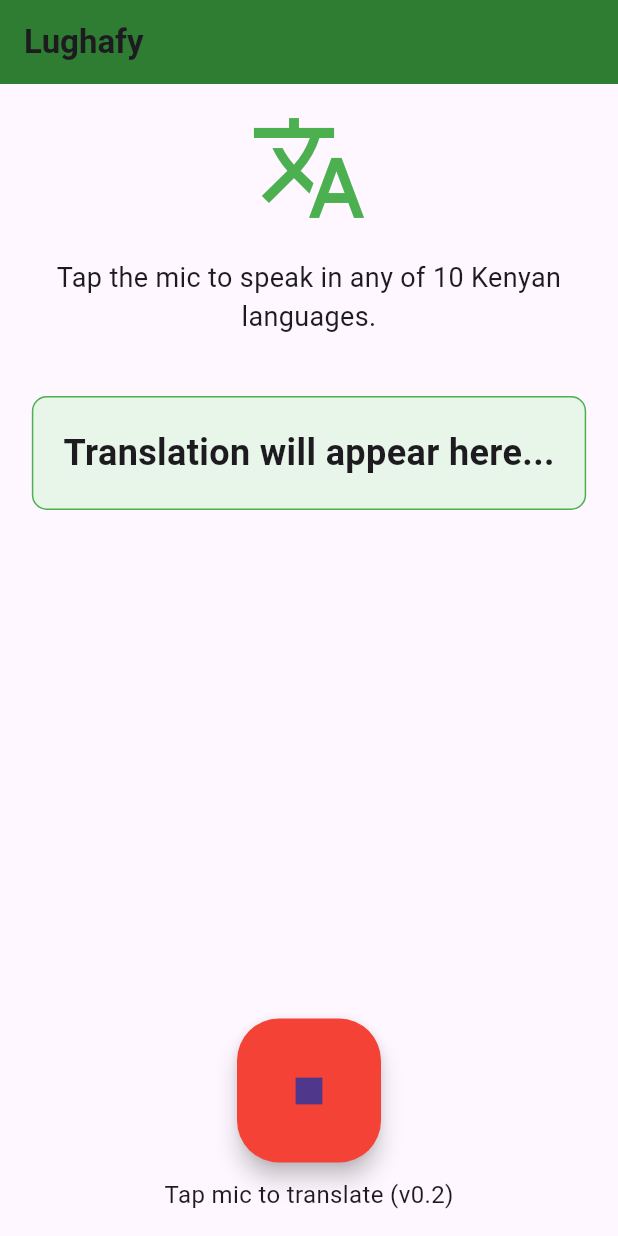
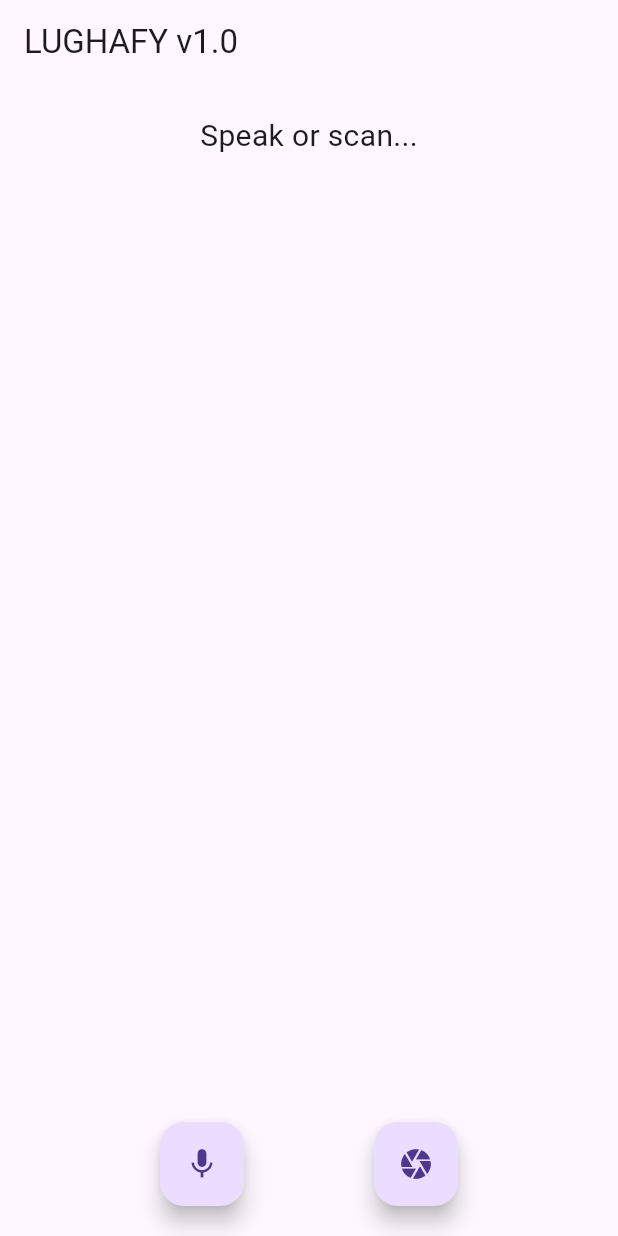
Before and after one commit to saytekaren/lughafy, a Flutter app: the screen it shows after launch, after a tap on the "mic" icon, on a phone screen of 412 x 824 dp. Run offline on Flutter 3.47's test engine with Material 3 defaults, Android fonts, the phone set to English and light mode, and no system bars; our stand-ins replace flutter_tts, image_picker, speech_to_text; missing offline and left inert: google_ml_kit.

Commit message:
Refactor translator functionality and UI updates
Refactored the translator functionality, updated imports, and improved UI elements.

```diff
--- a/lib/translator.dart
+++ b/lib/translator.dart
@@ -1,136 +1,83 @@
 import 'package:flutter/material.dart';
-import 'package:speech_to_text/speech_to_text.dart' as stt;
+import 'package:speech_to_text/speech_to_text.dart';
 import 'package:flutter_tts/flutter_tts.dart';
+import 'package:google_ml_kit/google_ml_kit.dart';
+import 'package:image_picker/image_picker.dart';
+import 'translator_engine.dart';
 
 class TranslatorScreen extends StatefulWidget {
   const TranslatorScreen({super.key});
-
-  @override
-  State<TranslatorScreen> createState() => _TranslatorScreenState();
+  @override State<TranslatorScreen> createState() => _TranslatorScreenState();
 }
 
 class _TranslatorScreenState extends State<TranslatorScreen> {
-  final stt.SpeechToText _speech = stt.SpeechToText();
+  final SpeechToText _speech = SpeechToText();
   final FlutterTts _tts = FlutterTts();
-  bool _isListening = false;
-  String _text = 'Tap the mic to speak in any of 10 Kenyan languages.';
-  String _translated = 'Translation will appear here...';
+  final LughafyEngine _engine = LughafyEngine();
+  final ImagePicker _picker = ImagePicker();
 
-  // v0.2: Real demo translations for 10 languages (expand to 68 later)
-  final Map<String, Map<String, String>> translations = {
-    'mambo vipi': {
-      'luo': 'Iyo maber! (Dholuo)',
-      'kikuyu': 'Mwarĩ mwega! (Kikuyu)',
-      'kamba': 'Mwaĩ! (Kamba)',
-      'luhya': 'Murathĩ? (Luhya)',
-      'kalenjin': 'Kipkemei! (Kalenjin)',
-      'maasai': 'Enkaita! (Maasai)',
-      'somali': 'Sidee tahay? (Somali)',
-      'meru': 'Mwega! (Meru)',
-      'kisii': 'Oro etot! (Kisii)',
-      'swahili': 'Habari yako? (Swahili)',
-    },
-    'nimechoka': {
-      'luo': 'Asechoka (Dholuo)',
-      'kikuyu': 'Ndacemire (Kikuyu)',
-      'kamba': 'Nĩsemĩka (Kamba)',
-      'luhya': 'Nĩngeĩka (Luhya)',
-      'kalenjin': 'Achepko (Kalenjin)',
-      'maasai': 'Naita (Maasai)',
-      'somali': 'Waan daalan (Somali)',
-      'meru': 'Njĩsemĩre (Meru)',
-      'kisii': 'Nĩngeĩka (Kisii)',
-      'swahili': 'Nimechoka (Swahili)',
-    },
-    // Add Sheng: "si uko na mabanga" → "Je, una pesa?"
-    'si uko na mabanga': {
-      'swahili': 'Je, una pesa? (Formal Swahili)',
-      'luo': 'Donge in gi mbeca? (Dholuo)',
-    },
-  };
+  String _text = "Speak or scan...";
+  String _translated = "";
 
   @override
   void initState() {
     super.initState();
-    _initTts();
+    _engine.init();
+    _tts.setLanguage('sw-KE');
   }
 
-  void _initTts() {
-    _tts.setLanguage('sw-KE');
-    _tts.setSpeechRate(0.8);
-  }
-
-  void _startListening() async {
-    if (!_isListening) {
-      bool available = await _speech.initialize(
-        onError: (val) => setState(() => _isListening = false),
-      );
-      if (available) {
-        setState(() => _isListening = true);
-        _speech.listen(
-          onResult: (result) {
-            setState(() {
-              _text = result.recognizedWords;
-            });
-            _translateAndSpeak(result.recognizedWords.toLowerCase());
-          },
-        );
-      }
-    } else {
-      _speech.stop();
-      setState(() => _isListening = false);
+  void _listen() async {
+    bool available = await _speech.initialize();
+    if (available) {
+      _speech.listen(onResult: (result) {
+        setState(() => _text = result.recognizedWords);
+        _translate(_text);
+      });
     }
   }
 
-  void _translateAndSpeak(String input) {
-    String lowerInput = input.toLowerCase();
-    String targetLang = 'luo'; // Default; add dropdown later
-    String translation = 'Lughafy: Learning more phrases...';
+  void _scan() async {
+    final XFile? image = await _picker.pickImage(source: ImageSource.camera);
+    if (image != null) {
+      final inputImage = InputImage.fromFilePath(image.path);
+      final recognizer = GoogleMlKit.vision.textRecognizer();
+      final recognized = await recognizer.processImage(inputImage);
+      setState(() => _text = recognized.text);
+      _translate(recognized.text);
+    }
+  }
 
-    for (var entry in translations.entries) {
-      if (lowerInput.contains(entry.key)) {
-        translation = entry.value[targetLang] ?? entry.value['swahili'] ?? translation;
-        break;
-      }
-    }
-
-    setState(() => _translated = translation);
-    _tts.speak(translation);
+  void _translate(String input) async {
+    final result = await _engine.translate(input, "luo");
+    setState(() => _translated = result);
+    _tts.speak(result);
   }
 
   @override
   Widget build(BuildContext context) {
     return Scaffold(
-      appBar: AppBar(
-        title: const Text('Lughafy', style: TextStyle(fontWeight: FontWeight.bold)),
-        backgroundColor: Colors.green[800],
-      ),
+      appBar: AppBar(title: const Text('LUGHAFY v1.0')),
       body: Padding(
-        padding: const EdgeInsets.all(16.0),
+        padding: const EdgeInsets.all(20),
         child: Column(
-          mainAxisAlignment: MainAxisAlignment.center,
           children: [
-            const Icon(Icons.translate, size: 80, color: Colors.green),
+            Text(_text, style: const TextStyle(fontSize: 20)),
             const SizedBox(height: 20),
-            Text(_text, style: const TextStyle(fontSize: 18), textAlign: TextAlign.center),
-            const SizedBox(height: 40),
-            Container(
-              padding: const EdgeInsets.all(20),
-              decoration: BoxDecoration(
-                color: Colors.green[50],
-                borderRadius: BorderRadius.circular(10),
-                border: Border.all(color: Colors.green),
-              ),
-              child: Text(_translated, style: const TextStyle(fontSize: 24, fontWeight: FontWeight.bold)),
+            Text(_translated, style: const TextStyle(fontSize: 24, color: Colors.green)),
+            const Spacer(),
+            Row(
+              mainAxisAlignment: MainAxisAlignment.spaceEvenly,
+              children: [
+                FloatingActionButton(
+                  onPressed: _listen,
+                  child: const Icon(Icons.mic),
+                ),
+                FloatingActionButton(
+                  onPressed: _scan,
+                  child: const Icon(Icons.camera),
+                ),
+              ],
             ),
-            const Spacer(),
-            FloatingActionButton.large(
-              onPressed: _startListening,
-              backgroundColor: _isListening ? Colors.red : Colors.green,
-              child: Icon(_isListening ? Icons.stop : Icons.mic),
-            ),
-            const SizedBox(height: 10),
-            const Text('Tap mic to translate (v0.2)', style: TextStyle(fontSize: 16)),
           ],
         ),
       ),
```
